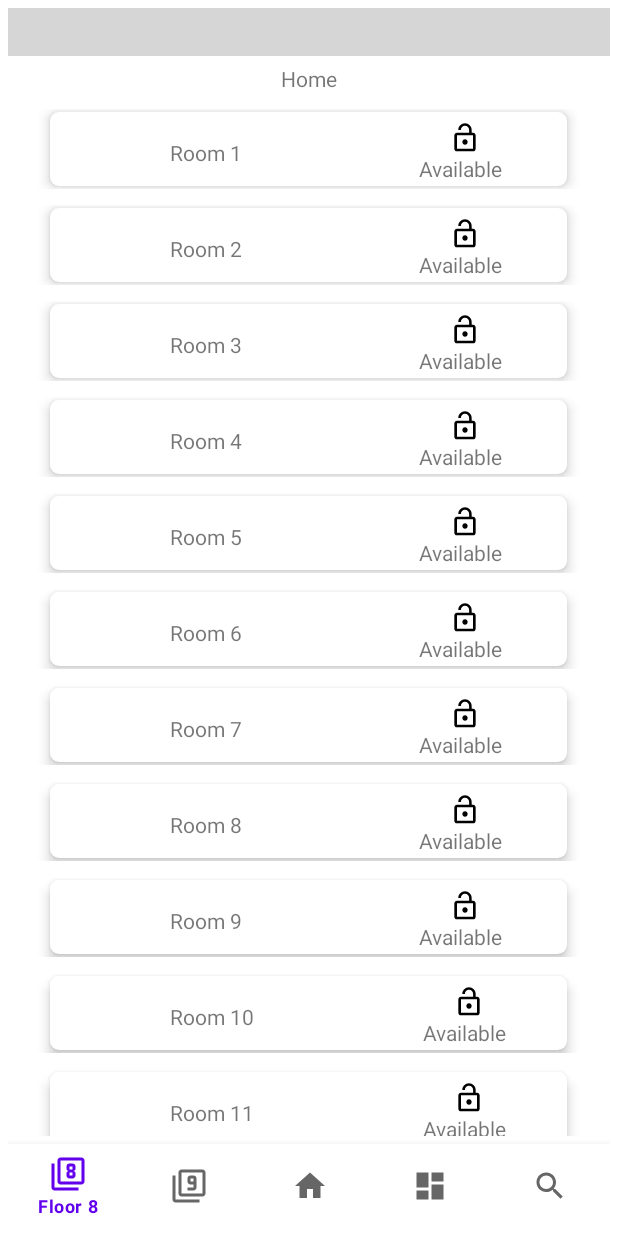
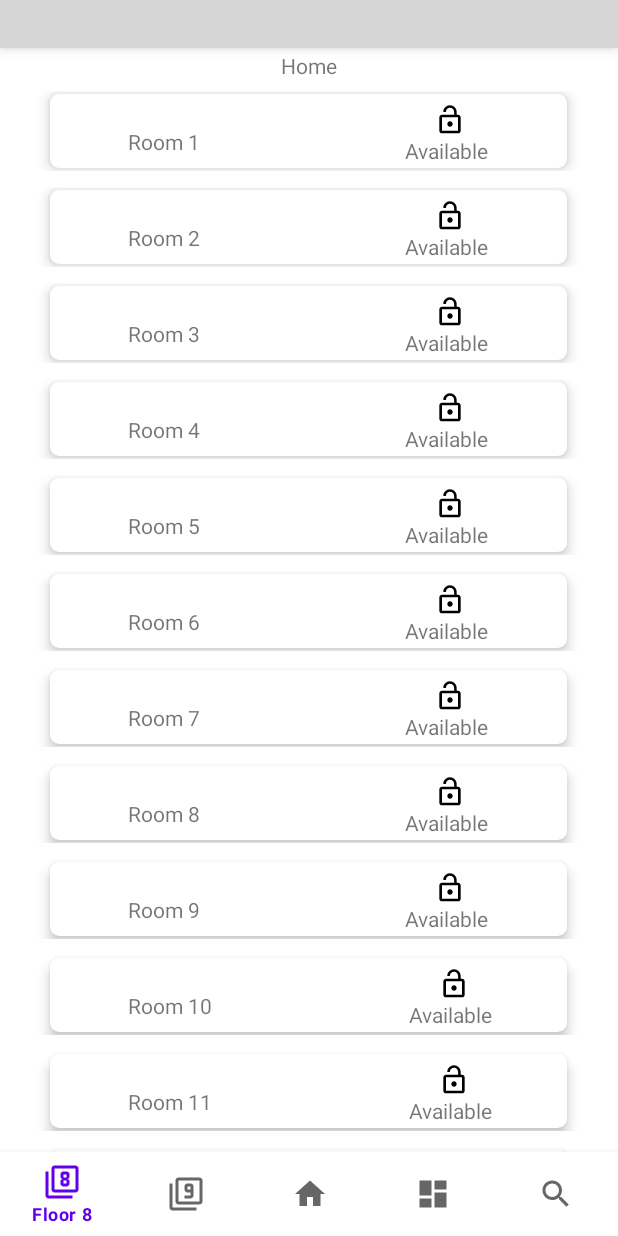
Before and after one commit to sal515/ENGRLABS, an Android app: the screen it shows after launch (ExpandableRecyclerWithBottomNav), after a tap on "HOMEPAGE TEST", on a phone screen of 412 x 824 dp. Run offline under Robolectric (Android 15) with nearby library versions, the phone set to English and light mode, and no system bars; libraries missing offline, so code that uses them is left out: com.mancj.materialsearchbar; plain views replace MaterialSearchBar; 6 statements that could not run were skipped; grey boxes are pictures that could not be loaded.

Commit message:
adjusted layouts, added placeholder logo on main page, cleaned up string resources

```diff
--- a/app/src/main/java/ca/engrLabs_390/engrlabs/MainActivity.java
+++ b/app/src/main/java/ca/engrLabs_390/engrlabs/MainActivity.java
@@ -8,17 +8,20 @@ import androidx.appcompat.app.AppCompatActivity;
 import android.os.Bundle;
 import android.view.View;
 import android.widget.Button;
+import android.widget.ImageView;
 
 public class MainActivity extends AppCompatActivity {
 
     // Declare reference variables
     Button loginBtn;
     Button homepageBtn;
+    ImageView logo;
 
     @Override
     protected void onCreate(Bundle savedInstanceState) {
         super.onCreate(savedInstanceState);
         setContentView(R.layout.activity_main);
+        getSupportActionBar().hide();
 
         initializeReferences();
         initializeListeners();
@@ -28,6 +31,8 @@ public class MainActivity extends AppCompatActivity {
     void initializeReferences() {
         loginBtn = findViewById(R.id.loginBtn);
         homepageBtn = findViewById(R.id.homepageBtn);
+        logo = findViewById(R.id.logo);
+        logo.setImageResource(R.drawable.ic_menu_animated);
     }
 
     void initializeListeners() {
--- a/app/src/main/res/layout/activity_expandable_recycler_with_bottom_nav.xml
+++ b/app/src/main/res/layout/activity_expandable_recycler_with_bottom_nav.xml
@@ -21,13 +21,14 @@
     <RelativeLayout
         android:id="@+id/container_ConstraintLayout"
         android:layout_width="match_parent"
-        android:layout_height="match_parent"
-        android:layout_margin="5dp">
+        android:layout_height="match_parent">
 
-        <RelativeLayout
-            android:id="@+id/searchContainer"
-            android:layout_width="wrap_content"
-            android:layout_height="wrap_content">
+        <androidx.cardview.widget.CardView
+            android:id="@+id/searchCard"
+            android:layout_width="match_parent"
+            android:layout_height="wrap_content"
+            app:cardCornerRadius="6dp"
+            app:cardElevation="5dp">
 
             <com.mancj.materialsearchbar.MaterialSearchBar
                 android:id="@+id/searchBar"
@@ -37,19 +38,19 @@
                 android:visibility="visible"
                 app:mt_hint="Search Software"
                 app:mt_maxSuggestionsCount="10"
-
-                app:mt_roundedSearchBarEnabled="true"
+                app:mt_roundedSearchBarEnabled="false"
                 app:mt_speechMode="false" />
-        </RelativeLayout>
+        </androidx.cardview.widget.CardView>
 
         <TextView
             android:id="@+id/message"
             android:layout_width="69dp"
             android:layout_height="wrap_content"
-            android:layout_below="@+id/searchContainer"
+            android:layout_below="@+id/searchCard"
             android:layout_alignParentTop="false"
             android:layout_centerHorizontal="true"
-            android:layout_marginTop="5dp"
+            android:layout_marginTop="2dp"
+            android:layout_marginBottom="2dp"
             android:text="@string/title_home"
             android:textAlignment="center"
             android:visibility="visible" />
@@ -61,8 +62,6 @@
             android:layout_above="@+id/navigation"
             android:layout_below="@+id/message"
             android:layout_centerHorizontal="true"
-            android:layout_marginTop="5dp"
-            android:layout_marginBottom="5dp"
             android:visibility="visible" />
 
         <com.google.android.material.bottomnavigation.BottomNavigationView
@@ -73,7 +72,9 @@
             android:layout_centerHorizontal="true"
             android:background="?android:attr/windowBackground"
             android:visibility="visible"
-            app:menu="@menu/navigation" />
+            app:menu="@menu/navigation">
+
+        </com.google.android.material.bottomnavigation.BottomNavigationView>
     </RelativeLayout>
 
     <!--RecyclerView layout setting -->
--- a/app/src/main/res/layout/layout_custom_row_expandable_recycler.xml
+++ b/app/src/main/res/layout/layout_custom_row_expandable_recycler.xml
@@ -1,7 +1,6 @@
 <?xml version="1.0" encoding="utf-8"?><!-- The following CardView tag has a dependency that was added in the build.gradle (module:app) file --><!-- This is similar to the LinearLayout tag-->
 <LinearLayout xmlns:android="http://schemas.android.com/apk/res/android"
     xmlns:app="http://schemas.android.com/apk/res-auto"
-    xmlns:tools="http://schemas.android.com/tools"
     android:id="@+id/recycler_row_constrainet_layout"
     android:layout_width="match_parent"
     android:layout_height="wrap_content"
@@ -40,13 +39,14 @@
                     android:id="@+id/rowTextView1"
                     android:layout_width="wrap_content"
                     android:layout_height="wrap_content"
-                    android:layout_marginStart="64dp"
+                    android:layout_marginStart="36dp"
                     android:layout_marginTop="8dp"
                     android:layout_marginBottom="8dp"
-                    android:text="Room"
+                    android:text="@string/room"
                     app:layout_constraintBottom_toBottomOf="parent"
                     app:layout_constraintStart_toStartOf="parent"
-                    app:layout_constraintTop_toTopOf="parent" />
+                    app:layout_constraintTop_toTopOf="parent"
+                    app:layout_constraintVertical_bias="1.0"/>
 
                 <TextView
                     android:id="@+id/rowTextView2"
@@ -55,7 +55,7 @@
                     android:layout_marginStart="8dp"
                     android:layout_marginTop="24dp"
                     android:layout_marginEnd="8dp"
-                    android:text="Avalibiliy:Plot/ICON"
+                    android:text="@string/availability_plot_icon"
                     app:layout_constraintEnd_toEndOf="parent"
                     app:layout_constraintHorizontal_bias="0.663"
                     app:layout_constraintStart_toEndOf="@+id/rowTextView1"
@@ -92,12 +92,11 @@
                 <TextView
                     android:id="@+id/rowTextView9"
                     android:layout_width="wrap_content"
-                    android:layout_height="16dp"
-                    android:text="Upcomming Class:"
+                    android:layout_height="18dp"
+                    android:layout_marginStart="36dp"
+                    android:text="@string/upcoming_class"
                     android:visibility="visible"
                     app:layout_constraintBottom_toTopOf="@+id/button3"
-                    app:layout_constraintEnd_toStartOf="@+id/rowTextView10"
-                    app:layout_constraintHorizontal_bias="0.5"
                     app:layout_constraintStart_toStartOf="parent"
                     app:layout_constraintTop_toBottomOf="@+id/rowTextView7" />
 
@@ -105,7 +104,7 @@
                     android:id="@+id/rowTextView6"
                     android:layout_width="wrap_content"
                     android:layout_height="16dp"
-                    android:text="#"
+                    android:text="@string/number_of_students"
                     android:visibility="visible"
                     app:layout_constraintBottom_toTopOf="@+id/rowTextView8"
                     app:layout_constraintEnd_toEndOf="parent"
@@ -117,11 +116,11 @@
                     android:id="@+id/rowTextView8"
                     android:layout_width="wrap_content"
                     android:layout_height="16dp"
-                    android:text="#"
+                    android:text="@string/room_capacity_num"
                     android:visibility="visible"
                     app:layout_constraintBottom_toTopOf="@+id/rowTextView10"
                     app:layout_constraintEnd_toEndOf="parent"
-                    app:layout_constraintHorizontal_bias="0.5"
+                    app:layout_constraintHorizontal_bias="0.476"
                     app:layout_constraintStart_toEndOf="@+id/rowTextView7"
                     app:layout_constraintTop_toBottomOf="@+id/rowTextView6" />
 
@@ -129,11 +128,13 @@
                     android:id="@+id/rowTextView10"
                     android:layout_width="wrap_content"
                     android:layout_height="16dp"
-                    android:text="Time"
+                    android:layout_marginStart="30dp"
+                    android:layout_marginEnd="96dp"
+                    android:text="@string/time"
                     android:visibility="visible"
                     app:layout_constraintBottom_toTopOf="@+id/button3"
                     app:layout_constraintEnd_toEndOf="parent"
-                    app:layout_constraintHorizontal_bias="0.5"
+                    app:layout_constraintHorizontal_bias="0.95"
                     app:layout_constraintStart_toEndOf="@+id/rowTextView9"
                     app:layout_constraintTop_toBottomOf="@+id/rowTextView8" />
 
@@ -141,23 +142,24 @@
                     android:id="@+id/rowTextView3"
                     android:layout_width="wrap_content"
                     android:layout_height="wrap_content"
-                    android:text="Temp"
+                    android:layout_marginStart="36dp"
+                    android:layout_marginEnd="149dp"
+                    android:text="@string/temperature"
                     android:visibility="visible"
                     app:layout_constraintBottom_toTopOf="@+id/rowTextView5"
                     app:layout_constraintEnd_toStartOf="@+id/rowTextView4"
-                    app:layout_constraintHorizontal_bias="0.5"
                     app:layout_constraintStart_toStartOf="parent"
-                    app:layout_constraintTop_toTopOf="parent" />
+                    app:layout_constraintTop_toTopOf="parent"
+                    app:layout_constraintVertical_bias="0.23000002"
+                    app:layout_constraintVertical_chainStyle="spread_inside" />
 
                 <TextView
                     android:id="@+id/rowTextView4"
                     android:layout_width="wrap_content"
                     android:layout_height="16dp"
-                    android:text="Celsius"
+                    android:layout_marginStart="100dp"
+                    android:text="@string/celsius"
                     android:visibility="visible"
-                    app:layout_constraintBottom_toTopOf="@+id/rowTextView6"
-                    app:layout_constraintEnd_toEndOf="parent"
-                    app:layout_constraintHorizontal_bias="0.5"
                     app:layout_constraintStart_toEndOf="@+id/rowTextView3"
                     app:layout_constraintTop_toTopOf="parent" />
 
@@ -165,11 +167,11 @@
                     android:id="@+id/rowTextView5"
                     android:layout_width="wrap_content"
                     android:layout_height="16dp"
-                    android:text="# of Students"
+                    android:layout_marginStart="36dp"
+                    android:text="@string/number_of_students"
+                    android:textAlignment="viewStart"
                     android:visibility="visible"
                     app:layout_constraintBottom_toTopOf="@+id/rowTextView7"
-                    app:layout_constraintEnd_toStartOf="@+id/rowTextView6"
-                    app:layout_constraintHorizontal_bias="0.5"
                     app:layout_constraintStart_toStartOf="parent"
                     app:layout_constraintTop_toBottomOf="@+id/rowTextView3" />
 
@@ -177,11 +179,10 @@
                     android:id="@+id/rowTextView7"
                     android:layout_width="wrap_content"
                     android:layout_height="16dp"
-                    android:text="Room Capacity"
+                    android:layout_marginStart="36dp"
+                    android:text="@string/room_capacity"
                     android:visibility="visible"
                     app:layout_constraintBottom_toTopOf="@+id/rowTextView9"
-                    app:layout_constraintEnd_toStartOf="@+id/rowTextView8"
-                    app:layout_constraintHorizontal_bias="0.5"
                     app:layout_constraintStart_toStartOf="parent"
                     app:layout_constraintTop_toBottomOf="@+id/rowTextView5" />
 
@@ -189,7 +190,7 @@
                     android:id="@+id/button3"
                     android:layout_width="206dp"
                     android:layout_height="47dp"
-                    android:text="List of Softwares"
+                    android:text="@string/list_of_softwares"
                     app:layout_constraintBottom_toBottomOf="parent"
                     app:layout_constraintEnd_toEndOf="parent"
                     app:layout_constraintHorizontal_bias="0.5"
--- a/app/src/main/res/values/strings.xml
+++ b/app/src/main/res/values/strings.xml
@@ -21,4 +21,17 @@
     <string name="permission_rationale">"Contacts permissions are needed for providing email
         completions."
     </string>
+    <string name="login_test">Login Test</string>
+    <string name="homepage_test">Homepage Test</string>
+    <string name="room">Room</string>
+    <string name="availability_plot_icon">Availability:Plot/ICON</string>
+    <string name="upcoming_class">Upcoming Class:</string>
+    <string name="number_of_students_num">#</string>
+    <string name="room_capacity_num">#</string>
+    <string name="time">Time</string>
+    <string name="temperature">Temperature:</string>
+    <string name="celsius">Celsius</string>
+    <string name="number_of_students"># of Students:</string>
+    <string name="room_capacity">Room Capacity:</string>
+    <string name="list_of_softwares">List of Softwares</string>
 </resources>
```
Also changed, not shown: app/src/main/res/layout/activity_main.xml (+25 -17 lines).
